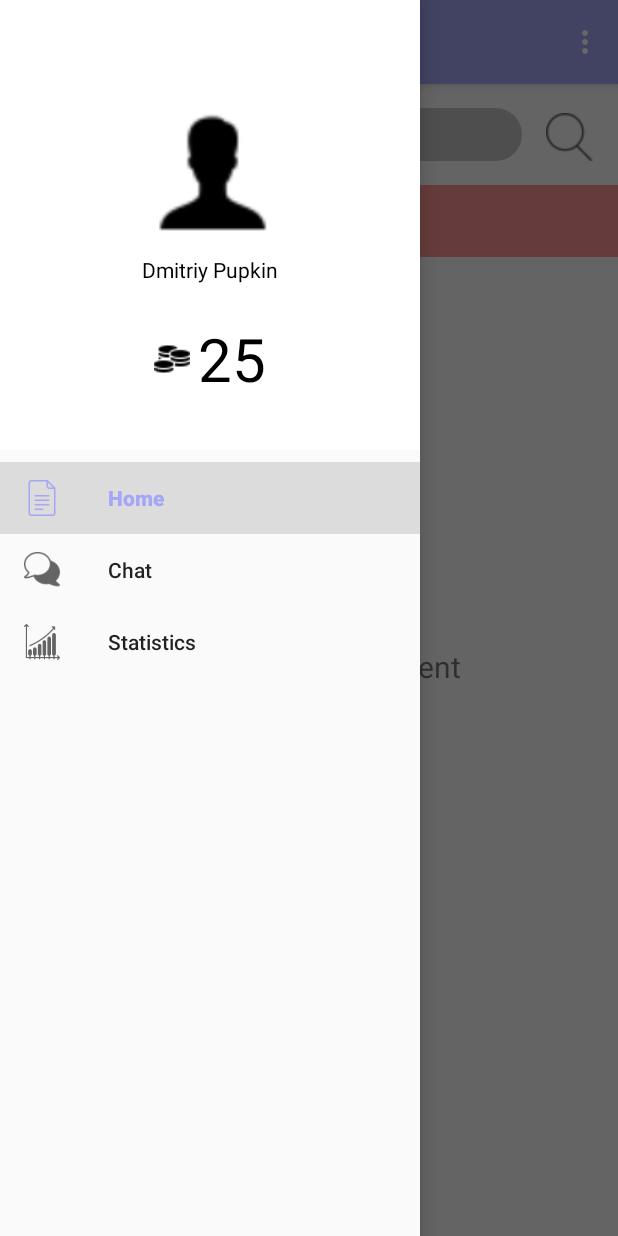
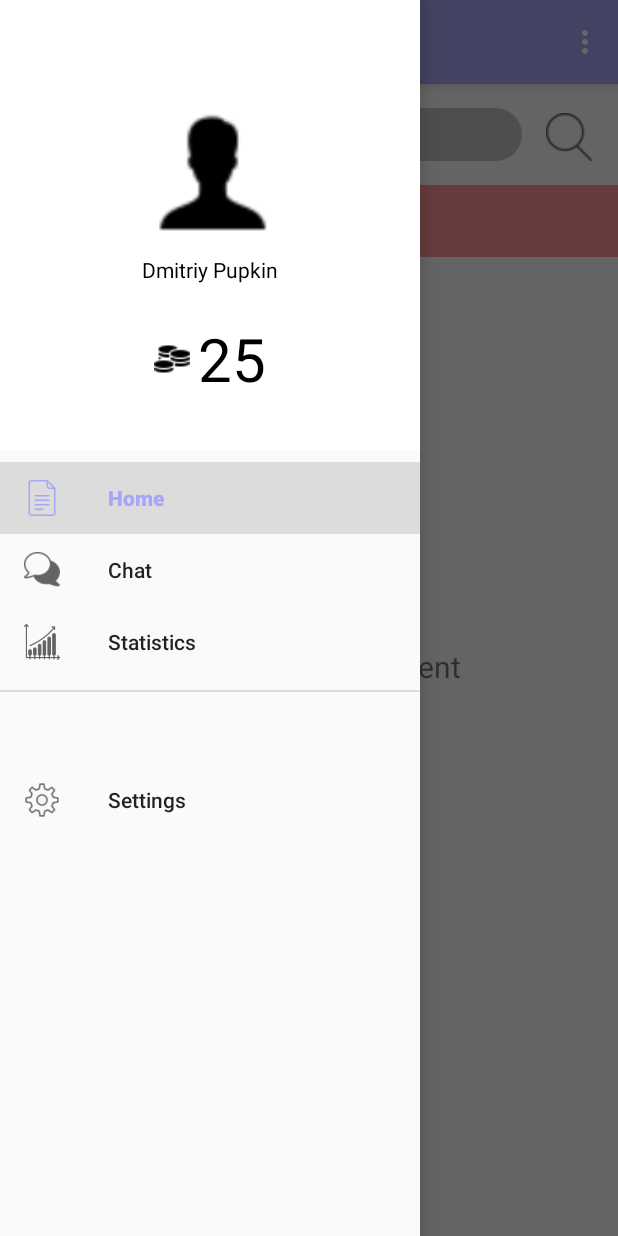
Before and after one commit to OSLL/adfmp1h22-pay-it-forward, an Android app: the MenuActivity screen opened directly, with no data from a screen before it, with the side drawer open, on a phone screen of 412 x 824 dp. Run offline under Robolectric (Android 15) with nearby library versions, the phone set to English and light mode, and no system bars; our stand-ins replace navigation-ui.

Commit message:
Add settings to nav bar

```diff
--- a/app/src/main/res/layout/activity_main.xml
+++ b/app/src/main/res/layout/activity_main.xml
@@ -1,6 +1,5 @@
 <?xml version="1.0" encoding="utf-8"?>
 <RelativeLayout xmlns:android="http://schemas.android.com/apk/res/android"
-    xmlns:app="http://schemas.android.com/apk/res-auto"
     xmlns:tools="http://schemas.android.com/tools"
     android:layout_width="match_parent"
     android:layout_height="match_parent"
--- a/app/src/main/res/layout/sign_up.xml
+++ b/app/src/main/res/layout/sign_up.xml
@@ -87,11 +87,10 @@
         android:gravity="center_horizontal">
 
         <Button
-            android:id="@+id/login_button"
+            android:id="@+id/signup_button"
             android:layout_width="270dp"
             android:layout_height="40dp"
             android:background="@drawable/rounded_button"
-            android:enabled="false"
             android:gravity="center_horizontal|center_vertical"
             android:text="Sign Up"
             android:textAllCaps="false"
--- a/app/src/main/res/menu/activity_menu_drawer.xml
+++ b/app/src/main/res/menu/activity_menu_drawer.xml
@@ -15,6 +15,16 @@
         <item
             android:id="@+id/nav_slideshow"
             android:icon="@drawable/menu_statistics"
-            android:title="Statistics" />
+            android:title="@string/statistics" />
     </group>
+    <item android:title="">
+        <menu>
+            <group android:checkableBehavior="single">
+                <item
+                    android:id="@+id/nav_settings"
+                    android:icon="@drawable/icon_settings"
+                    android:title="@string/settings" />
+            </group>
+        </menu>
+    </item>
 </menu>
--- a/app/src/main/res/values/strings.xml
+++ b/app/src/main/res/values/strings.xml
@@ -35,7 +35,6 @@
     <string name="create_deed">Create deed</string>
     <string name="done">Done</string>
     <string name="chat">Chat</string>
-    <string name="statistics">Statistics</string>
     <string name="title_activity_menu">MenuActivity</string>
     <string name="navigation_drawer_open">Open navigation drawer</string>
     <string name="navigation_drawer_close">Close navigation drawer</string>
@@ -47,4 +46,6 @@
     <string name="menu_home">Home</string>
     <string name="menu_gallery">Gallery</string>
     <string name="menu_slideshow">Slideshow</string>
+    <string name="statistics">Statistics</string>
+    <string name="settings">Settings</string>
 </resources>
```
Also changed, not shown: app/src/main/java/com/example/payitforward/SignUpActivity.kt (+9 -0 lines), app/src/main/res/layout/content_menu.xml (deleted, +0 -20 lines), app/src/main/res/drawable/icon_settings.png (added).
